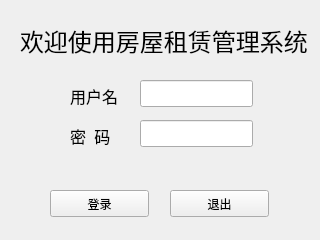
Above: login.ui from angeiv/house before the change. Below: the same form after it.
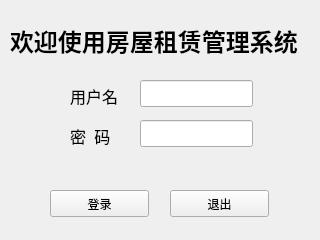
That is the form after the change.

The edit to the form file:
```diff
--- a/login.ui
+++ b/login.ui
@@ -107,16 +107,18 @@
    <widget class="QLabel" name="label_3">
     <property name="geometry">
      <rect>
-      <x>20</x>
+      <x>10</x>
       <y>20</y>
-      <width>291</width>
+      <width>301</width>
       <height>41</height>
      </rect>
     </property>
     <property name="font">
      <font>
-      <family>华文隶书</family>
+      <family>宋体</family>
       <pointsize>18</pointsize>
+      <weight>75</weight>
+      <bold>true</bold>
      </font>
     </property>
     <property name="text">
```
